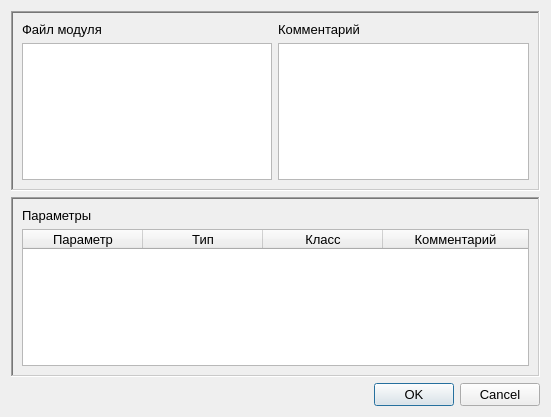
Qt form RC/src/editor/dialogs/qmoduleregister.ui (graf-abolmasov/PGraph) before a commit.
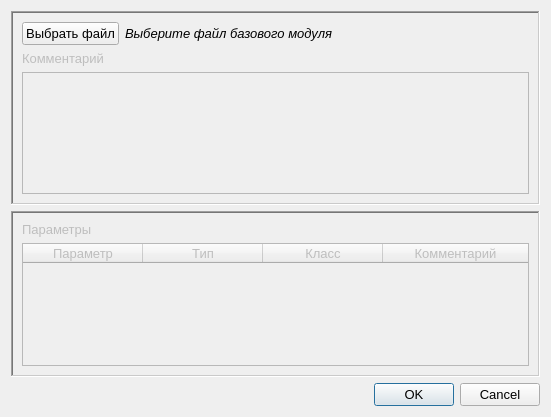
The same form after that commit. Icons and pictures are not drawn.

```diff
--- a/RC/src/editor/dialogs/qmoduleregister.ui
+++ b/RC/src/editor/dialogs/qmoduleregister.ui
@@ -49,26 +49,47 @@
      <property name="midLineWidth">
       <number>1</number>
      </property>
-     <layout class="QGridLayout" name="gridLayout">
-      <item row="0" column="0">
-       <widget class="QLabel" name="fileNameLbl">
-        <property name="text">
-         <string>Файл модуля</string>
-        </property>
-       </widget>
+     <layout class="QVBoxLayout" name="verticalLayout_3">
+      <item>
+       <layout class="QHBoxLayout" name="horizontalLayout">
+        <item>
+         <widget class="QPushButton" name="selectFileButton">
+          <property name="text">
+           <string>Выбрать файл</string>
+          </property>
+         </widget>
+        </item>
+        <item>
+         <widget class="QLabel" name="fileNamelabel">
+          <property name="sizePolicy">
+           <sizepolicy hsizetype="Expanding" vsizetype="Preferred">
+            <horstretch>0</horstretch>
+            <verstretch>0</verstretch>
+           </sizepolicy>
+          </property>
+          <property name="text">
+           <string>&lt;i&gt;Выберите файл базового модуля&lt;/i&gt;</string>
+          </property>
+         </widget>
+        </item>
+       </layout>
       </item>
-      <item row="0" column="1">
+      <item>
        <widget class="QLabel" name="commentLbl">
+        <property name="enabled">
+         <bool>false</bool>
+        </property>
         <property name="text">
          <string>Комментарий</string>
         </property>
        </widget>
       </item>
-      <item row="1" column="0">
-       <widget class="QListWidget" name="fileList"/>
-      </item>
-      <item row="1" column="1">
-       <widget class="QPlainTextEdit" name="commentTxtEdt"/>
+      <item>
+       <widget class="QPlainTextEdit" name="commentTxtEdt">
+        <property name="enabled">
+         <bool>false</bool>
+        </property>
+       </widget>
       </item>
      </layout>
     </widget>
@@ -90,6 +111,9 @@
      <layout class="QVBoxLayout" name="verticalLayout">
       <item>
        <widget class="QLabel" name="parametersLbl">
+        <property name="enabled">
+         <bool>false</bool>
+        </property>
         <property name="text">
          <string>Параметры</string>
         </property>
@@ -97,6 +121,9 @@
       </item>
       <item>
        <widget class="QTableWidget" name="parametersTable">
+        <property name="enabled">
+         <bool>false</bool>
+        </property>
         <property name="editTriggers">
          <set>QAbstractItemView::NoEditTriggers</set>
         </property>
```
Left out of the diff: 1 changed line with no effect on the pictures.
